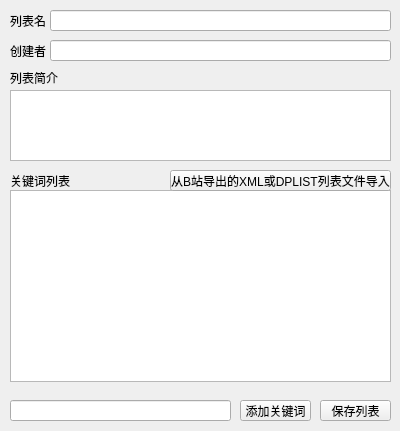
Old version of the form src/ListEditForm.ui in the repository lovenekomusume/danmaku-purging-network.
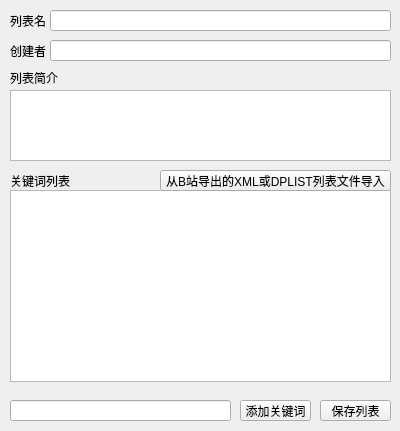
New version of the form.

Patch:
```diff
--- a/src/ListEditForm.ui
+++ b/src/ListEditForm.ui
@@ -171,9 +171,9 @@
   <widget class="QPushButton" name="importButton">
    <property name="geometry">
     <rect>
-     <x>170</x>
+     <x>160</x>
      <y>170</y>
-     <width>221</width>
+     <width>231</width>
      <height>21</height>
     </rect>
    </property>
```
